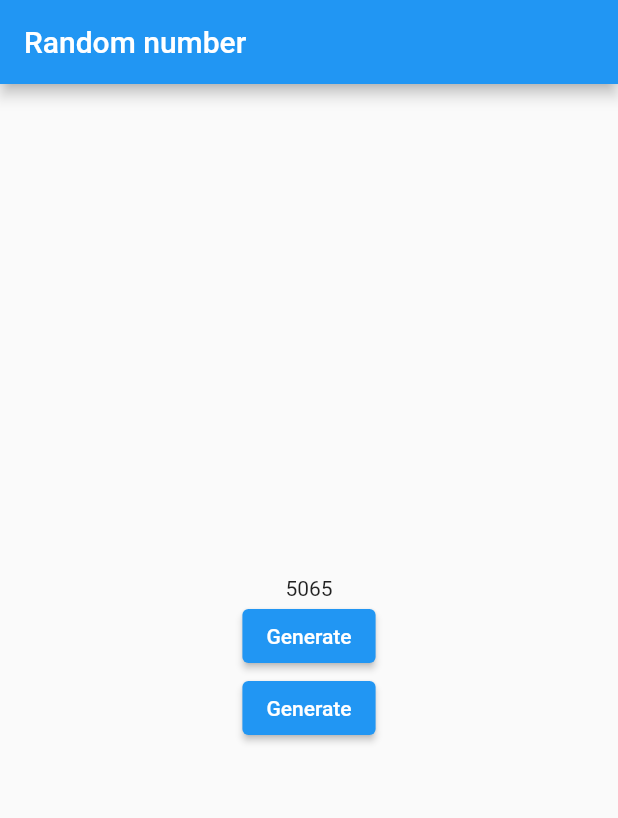
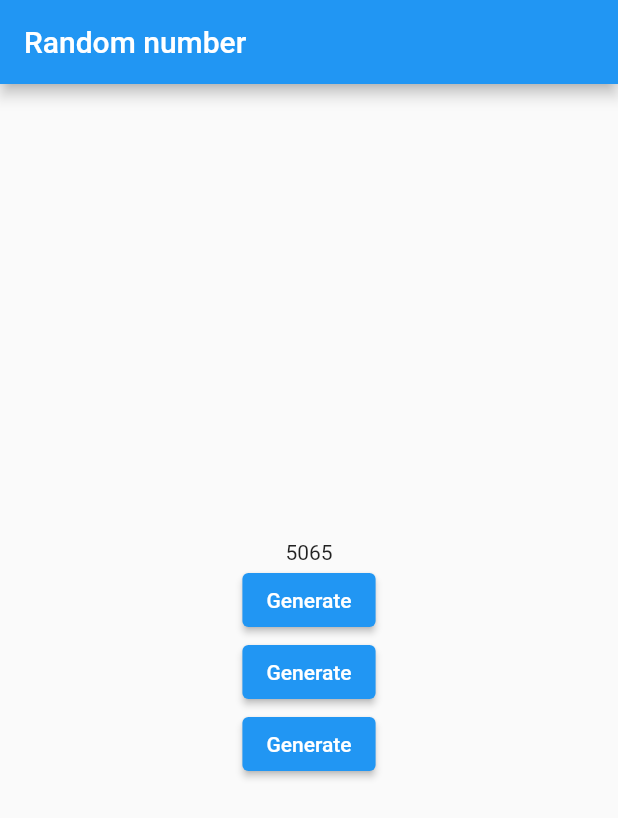
Before and after one commit to miao-ba/Litafia, a Flutter app: the screen it shows after launch, on a phone screen of 412 x 824 dp. Shown: the top 818 px of the screen. Run offline on Flutter 3.47's test engine with Material 2 defaults, Android fonts, the phone set to English and light mode, and no system bars; our stand-ins replace flutter_riverpod.

Commit message:
three button :DDDDDD

```diff
--- a/lib/main.dart
+++ b/lib/main.dart
@@ -61,6 +61,16 @@ class RandomNumberApp extends StatelessWidget {
                   );
                 },
               ),
+              Consumer(
+                builder: (context, ref, child) {
+                  return ElevatedButton(
+                    child: const Text('Generate'),
+                    onPressed: () =>
+                        ref.read(randomNumberProvider.notifier).generate(),
+
+                  );
+                },
+              ),
             ],
           ),
         ),
```
